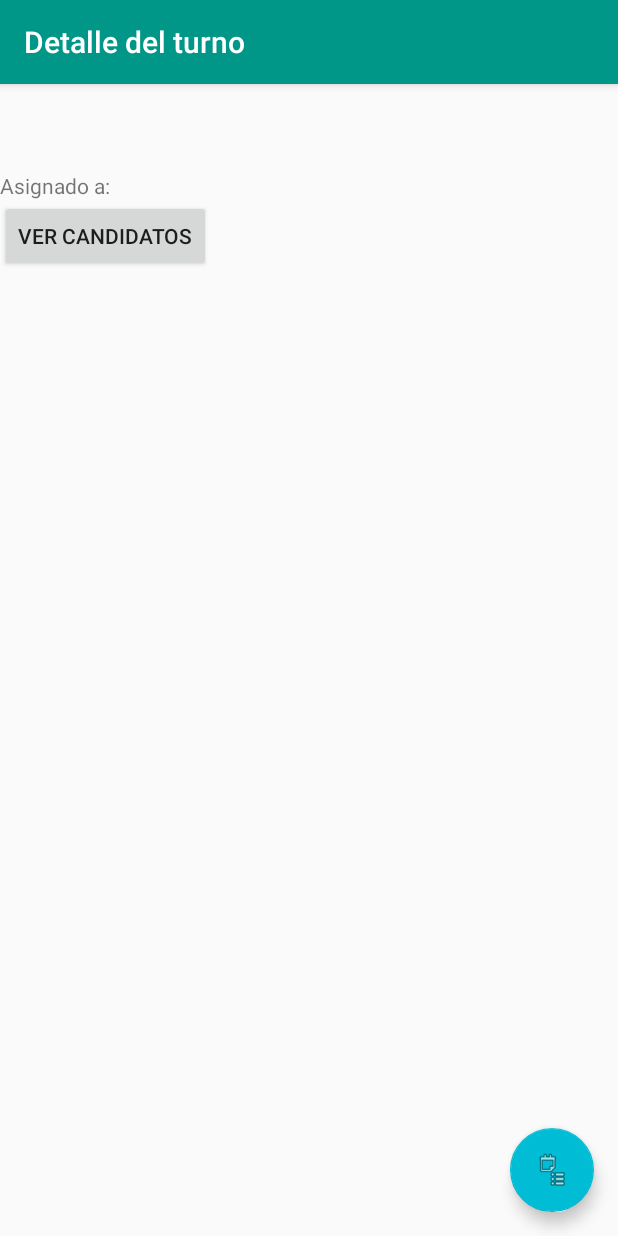
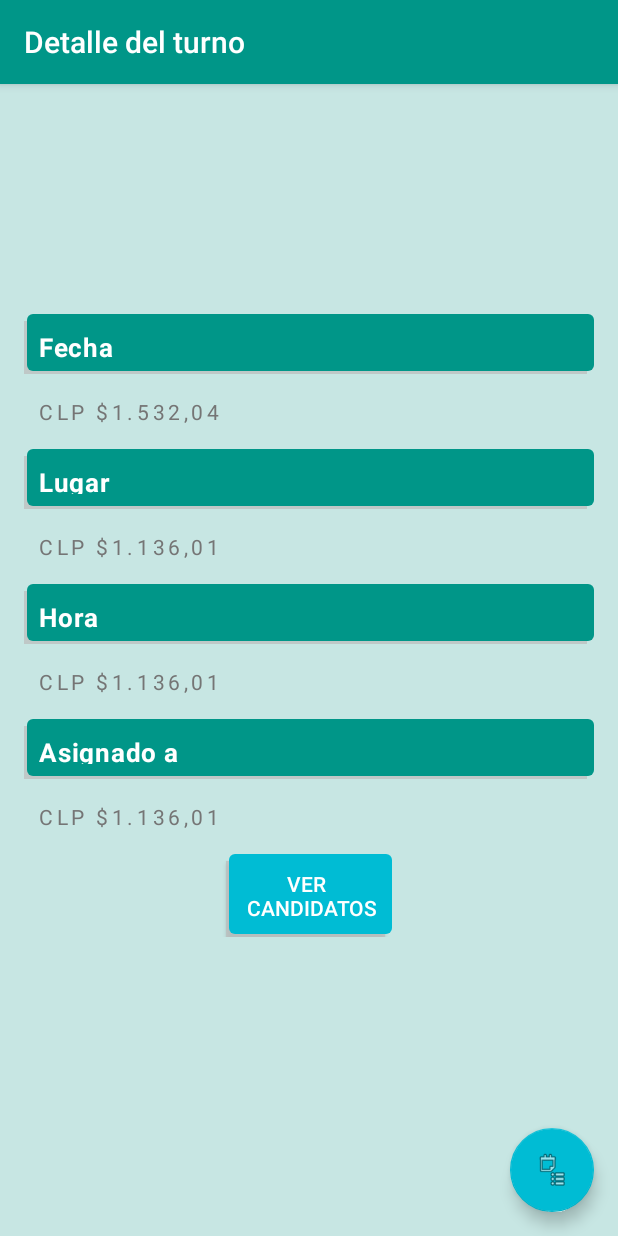
Before and after one commit to jenniferdr/ProyectoFinalAndroid, an Android app: the DetailShiftActivity screen opened directly, with no data from a screen before it, on a phone screen of 412 x 824 dp. Run offline under Robolectric (Android 15) with nearby library versions, the phone set to English and light mode, and no system bars; our stand-ins replace Firebase (no records; nobody signed in at launch, a user with empty details on screens opened directly); 5 statements that could not run were skipped.

Commit message:
Mejorar layout del detalle del turno

```diff
--- /dev/null
+++ b/app/src/main/res/drawable/box_bg_rounded_corners.xml
@@ -0,0 +1,23 @@
+<?xml version="1.0" encoding="utf-8"?>
+<selector xmlns:android="http://schemas.android.com/apk/res/android">
+    <item>
+        <layer-list>
+            <item android:right="5dp" android:top="5dp">
+                <shape>
+                    <!--<corners android:radius="3dp" />-->
+                    <solid android:color="@color/grayBackground" />
+                </shape>
+            </item>
+            <item android:bottom="2dp" android:left="2dp">
+                <shape>
+                    <gradient android:angle="270"
+                        android:endColor="@color/colorPrimary" android:startColor="@color/colorPrimary" />
+                    <!--<stroke android:width="1dp" android:color="" />-->
+                    <corners android:radius="4dp" />
+                    <padding android:bottom="10dp" android:left="10dp"
+                        android:right="10dp" android:top="10dp" />
+                </shape>
+            </item>
+        </layer-list>
+    </item>
+</selector>
--- /dev/null
+++ b/app/src/main/res/drawable/button_bg_rounded_corners.xml
@@ -0,0 +1,23 @@
+<?xml version="1.0" encoding="utf-8"?>
+<selector xmlns:android="http://schemas.android.com/apk/res/android">
+    <item>
+        <layer-list>
+            <item android:right="5dp" android:top="5dp">
+                <shape>
+                    <!--<corners android:radius="3dp" />-->
+                    <solid android:color="@color/grayBackground" />
+                </shape>
+            </item>
+            <item android:bottom="2dp" android:left="2dp">
+                <shape>
+                    <gradient android:angle="270"
+                        android:endColor="@color/colorAccent" android:startColor="@color/colorAccent" />
+                    <!--<stroke android:width="1dp" android:color="" />-->
+                    <corners android:radius="4dp" />
+                    <padding android:bottom="10dp" android:left="10dp"
+                        android:right="10dp" android:top="10dp" />
+                </shape>
+            </item>
+        </layer-list>
+    </item>
+</selector>
--- a/app/src/main/res/layout/activity_create_edit_shift.xml
+++ b/app/src/main/res/layout/activity_create_edit_shift.xml
@@ -34,6 +34,7 @@
     <Button
         android:id="@+id/saveShiftBtn"
         android:text="Guardar turno"
+        android:background="@color/colorAccent"
         android:layout_width="wrap_content"
         android:layout_height="wrap_content" />
 
--- a/app/src/main/res/layout/activity_detail_shift.xml
+++ b/app/src/main/res/layout/activity_detail_shift.xml
@@ -4,6 +4,7 @@
     xmlns:tools="http://schemas.android.com/tools"
     android:layout_width="match_parent"
     android:layout_height="match_parent"
+    android:background="@color/colorLightPrimary"
     tools:context="planificadordeturnos.views.DetailShiftActivity">
 
     <android.support.design.widget.AppBarLayout
@@ -21,7 +22,13 @@
 
     </android.support.design.widget.AppBarLayout>
 
-    <include layout="@layout/content_detail_shift" />
+    <include layout="@layout/content_detail_shift"
+        android:layout_gravity="center"
+        android:layout_height="wrap_content"
+        android:layout_width="match_parent"
+        android:layout_marginStart="16dp"
+        android:layout_marginEnd="16dp"/>
+
 
     <android.support.design.widget.FloatingActionButton
         android:id="@+id/fab"
--- a/app/src/main/res/layout/content_detail_shift.xml
+++ b/app/src/main/res/layout/content_detail_shift.xml
@@ -9,47 +9,149 @@ app:layout_behavior="@string/appbar_scrolling_view_behavior"
     tools:context="planificadordeturnos.views.DetailShiftActivity"
     tools:showIn="@layout/activity_detail_shift">
 
+    <RelativeLayout
+
+        android:layout_width="match_parent"
+        android:layout_height="wrap_content">
+
+    <TextView
+        android:id="@+id/title_date"
+        android:layout_width="match_parent"
+        android:layout_height="40dp"
+        android:background="@drawable/box_bg_rounded_corners"
+
+        android:layout_marginTop="10dp"
+        android:layout_marginBottom="5dp"
+        android:paddingStart="10dp"
+        android:letterSpacing="0.03"
+        android:lineSpacingExtra="4.2sp"
+        android:text="@string/date"
+        android:textColor="@color/textIcons"
+        android:textSize="17sp"
+        android:textStyle="bold"/>
+
     <TextView
         android:id="@+id/dateDetailTv"
-    android:tooltipText="Fecha del turno"
         android:layout_width="match_parent"
-    android:layout_height="wrap_content" />
+        android:layout_height="wrap_content"
+        android:layout_below="@+id/title_date"
+        android:layout_marginTop="10dp"
+        android:paddingStart="10dp"
+
+        android:layout_marginBottom="5dp"
+        android:letterSpacing="0.17"
+        android:lineSpacingExtra="4.3sp"
+        android:text="CLP $1.532,04"
+        android:textColor="@color/colorSecondaryText"
+        android:textSize="14sp"
+         />
+
+    <TextView
+        android:id="@+id/title_place"
+        android:layout_width="match_parent"
+        android:layout_height="40dp"
+        android:background="@drawable/box_bg_rounded_corners"
+        android:layout_below="@+id/dateDetailTv"
+        android:paddingStart="10dp"
+        android:layout_marginTop="10dp"
+        android:layout_marginBottom="5dp"
+        android:letterSpacing="0.03"
+        android:lineSpacingExtra="4.2sp"
+        android:text="@string/place"
+        android:textColor="@color/textIcons"
+        android:textSize="17sp"
+        android:textStyle="bold"/>
 
     <TextView
         android:id="@+id/placeDetailTv"
-    android:tooltipText="Lugar de trabajo"
         android:layout_width="match_parent"
-    android:layout_height="wrap_content" />
+        android:layout_height="wrap_content"
+        android:layout_below="@+id/title_place"
+        android:layout_marginTop="10dp"
+        android:paddingStart="10dp"
+
+        android:layout_marginBottom="5dp"
+        android:letterSpacing="0.17"
+        android:lineSpacingExtra="4.3sp"
+        android:text="CLP $1.136,01"
+        android:textColor="@color/colorSecondaryText"
+        android:textSize="14sp"
+        />
+
+    <TextView
+        android:id="@+id/title_hours"
+        android:layout_width="match_parent"
+        android:layout_height="40dp"
+        android:background="@drawable/box_bg_rounded_corners"
+        android:layout_below="@+id/placeDetailTv"
+        android:paddingStart="10dp"
+        android:layout_marginTop="10dp"
+        android:layout_marginBottom="5dp"
+        android:letterSpacing="0.03"
+        android:lineSpacingExtra="4.2sp"
+        android:text="@string/hour"
+        android:textColor="@color/textIcons"
+        android:textSize="17sp"
+        android:textStyle="bold"/>
 
     <TextView
         android:id="@+id/hoursDetailTv"
-        android:tooltipText="Lugar de trabajo"
-        android:layout_width="match_parent"
-        android:layout_height="wrap_content" />
-
-    <LinearLayout
         android:layout_width="match_parent"
         android:layout_height="wrap_content"
-        android:orientation="horizontal">
+        android:layout_below="@+id/title_hours"
+        android:layout_marginTop="10dp"
+        android:paddingStart="10dp"
+        android:layout_marginBottom="5dp"
 
+        android:letterSpacing="0.17"
+        android:lineSpacingExtra="4.3sp"
+        android:text="CLP $1.136,01"
+        android:textColor="@color/colorSecondaryText"
+        android:textSize="14sp"
+
+        />
         <TextView
-            android:text="Asignado a:"
-            android:layout_width="wrap_content"
-            android:layout_height="wrap_content" />
-
+            android:id="@+id/title_assignedTo"
+            android:layout_width="match_parent"
+            android:layout_height="40dp"
+            android:background="@drawable/box_bg_rounded_corners"
+            android:layout_below="@+id/hoursDetailTv"
+            android:paddingStart="10dp"
+            android:layout_marginTop="10dp"
+            android:layout_marginBottom="5dp"
+            android:letterSpacing="0.03"
+            android:lineSpacingExtra="4.2sp"
+            android:text="@string/assigned_to"
+            android:textColor="@color/textIcons"
+            android:textSize="17sp"
+            android:textStyle="bold"/>
 
         <TextView
             android:id="@+id/assignedToDetailTv"
-            android:layout_width="wrap_content"
-            android:layout_height="wrap_content" />
+            android:layout_width="match_parent"
+            android:layout_height="wrap_content"
+            android:layout_below="@+id/title_assignedTo"
+            android:layout_marginTop="10dp"
+            android:paddingStart="10dp"
+            android:layout_marginBottom="5dp"
 
-    </LinearLayout>
+            android:letterSpacing="0.17"
+            android:lineSpacingExtra="4.3sp"
+            android:text="CLP $1.136,01"
+            android:textColor="@color/colorSecondaryText"
+            android:textSize="14sp"/>
+
+    </RelativeLayout>
 
     <Button
         android:id="@+id/showLeadsBtn"
-        android:text="Ver Candidatos"
+        android:text="Ver \n Candidatos"
+        android:background="@drawable/button_bg_rounded_corners"
         android:layout_width="wrap_content"
-        android:layout_height="wrap_content" />
-
+        android:layout_height="wrap_content"
+        android:layout_gravity="center"
+        android:layout_marginTop="10dp"
+        android:textColor="@color/textIcons"
+        />
 
 </LinearLayout>
--- a/app/src/main/res/values/colors.xml
+++ b/app/src/main/res/values/colors.xml
@@ -1,6 +1,12 @@
 <?xml version="1.0" encoding="utf-8"?>
 <resources>
     <color name="colorPrimary">#009688</color>
+    <color name="colorLightPrimary">#B3B2DFDB</color>
     <color name="colorPrimaryDark">#00796B</color>
     <color name="colorAccent">#00BCD4</color>
+    <color name="grayBackground">#B3BDBDBD</color>
+    <color name="textIcons">#FFFFFF</color>
+    <color name="colorPrimaryText">#212121</color>
+    <color name="colorSecondaryText">#757575</color>
+
 </resources>
--- a/app/src/main/res/values/strings.xml
+++ b/app/src/main/res/values/strings.xml
@@ -8,6 +8,11 @@
     <string name="tab_text_1">Libres</string>
     <string name="tab_text_2">Asignados</string>
 
+    <string name="date">Fecha</string>
+    <string name="place">Lugar</string>
+    <string name="hour">Hora</string>
+    <string name="assigned_to">Asignado a</string>
+
     <!-- TODO: Remove or change this placeholder text -->
     <string name="hello_blank_fragment">Hello blank fragment</string>
     <string name="title_activity_detail_shift">DetailShiftActivity</string>
```
Lines whose indentation alone changed are shown as unchanged.
